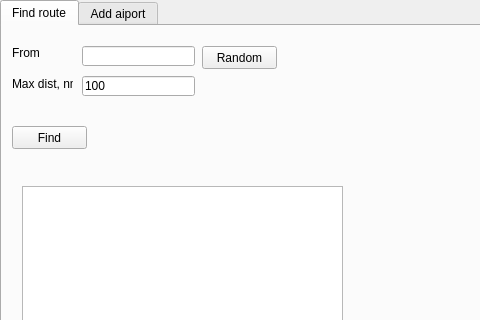
First picture: the form in views/main.ui, repository RavenVl/findAeroRace, before the edit; both pictures show x 0 to 480 and y 0 to 320 of the 1072 by 660 pixel window.
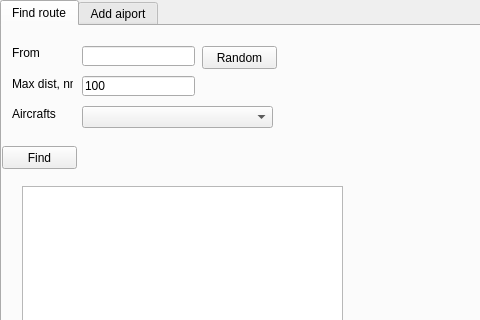
Second picture: the form after the edit. The open tabs and pages were chosen to show the change.

The edit to the form file:
```diff
--- a/views/main.ui
+++ b/views/main.ui
@@ -95,8 +95,8 @@
      <widget class="QPushButton" name="findFlyButton">
       <property name="geometry">
        <rect>
-        <x>10</x>
-        <y>100</y>
+        <x>0</x>
+        <y>120</y>
         <width>75</width>
         <height>23</height>
        </rect>
@@ -115,6 +115,29 @@
        </rect>
       </property>
      </widget>
+     <widget class="QLabel" name="label_13">
+      <property name="geometry">
+       <rect>
+        <x>10</x>
+        <y>80</y>
+        <width>61</width>
+        <height>16</height>
+       </rect>
+      </property>
+      <property name="text">
+       <string>Aircrafts</string>
+      </property>
+     </widget>
+     <widget class="QComboBox" name="comboBox">
+      <property name="geometry">
+       <rect>
+        <x>80</x>
+        <y>80</y>
+        <width>191</width>
+        <height>22</height>
+       </rect>
+      </property>
+     </widget>
     </widget>
     <widget class="QWidget" name="tab_2">
      <attribute name="title">
```
Left out of the diff: 2 changed lines with no effect on the pictures.
